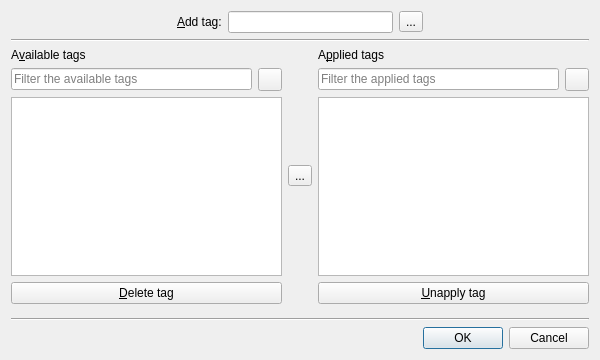
debian-calibre/calibre, file src/calibre/gui2/dialogs/tag_editor.ui: the form before one commit.
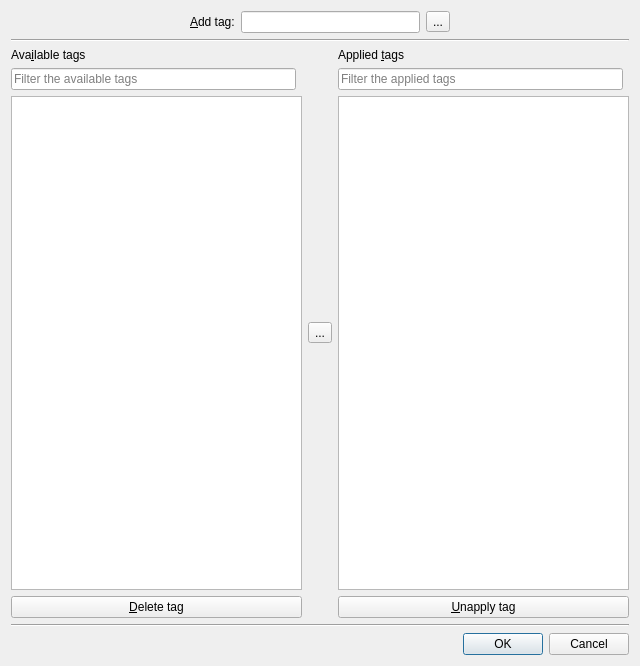
The form after the commit. Icons and pictures are not drawn. Custom widgets are drawn as their Qt base class.

The edit to the form file:
```diff
--- a/src/calibre/gui2/dialogs/tag_editor.ui
+++ b/src/calibre/gui2/dialogs/tag_editor.ui
@@ -6,8 +6,8 @@
    <rect>
     <x>0</x>
     <y>0</y>
-    <width>600</width>
-    <height>360</height>
+    <width>640</width>
+    <height>666</height>
    </rect>
   </property>
   <property name="windowTitle">
@@ -89,48 +89,20 @@
     </widget>
    </item>
    <item>
-    <layout class="QHBoxLayout" name="horizontalLayout_2">
-     <property name="bottomMargin">
-      <number>8</number>
-     </property>
-     <item>
-      <layout class="QVBoxLayout" name="verticalLayout_2">
-       <item>
-        <widget class="QLabel" name="label">
-         <property name="text">
-          <string>A&amp;vailable tags</string>
-         </property>
-         <property name="buddy">
-          <cstring>available_tags</cstring>
-         </property>
-        </widget>
-       </item>
-       <item>
         <layout class="QHBoxLayout" name="horizontalLayout">
          <item>
+      <layout class="QGridLayout" name="gridLayout">
+       <item row="1" column="0">
           <widget class="QLineEdit" name="available_filter_input">
            <property name="placeholderText">
             <string>Filter the available tags</string>
            </property>
-          </widget>
-         </item>
-         <item>
-          <widget class="QToolButton" name="available_filter_input_clear_btn">
-           <property name="toolTip">
-            <string>Clear the available tags filter input field</string>
-           </property>
-           <property name="text">
-            <string/>
-           </property>
-           <property name="icon">
-            <iconset resource="../../../../resources/images.qrc">
-             <normaloff>:/images/clear_left.png</normaloff>:/images/clear_left.png</iconset>
-           </property>
-          </widget>
-         </item>
-        </layout>
-       </item>
-       <item>
+         <property name="clearButtonEnabled">
+          <bool>true</bool>
+         </property>
+        </widget>
+       </item>
+       <item row="2" column="0" colspan="2">
         <widget class="QListWidget" name="available_tags">
          <property name="alternatingRowColors">
           <bool>true</bool>
@@ -143,7 +115,7 @@
          </property>
         </widget>
        </item>
-       <item>
+       <item row="3" column="0" colspan="2">
         <widget class="QPushButton" name="delete_button">
          <property name="toolTip">
           <string>Delete tag from database. This will unapply the tag from all books and then remove it from the database.</string>
@@ -157,6 +129,16 @@
          </property>
         </widget>
        </item>
+       <item row="0" column="0" colspan="2">
+        <widget class="QLabel" name="label">
+         <property name="text">
+          <string>Ava&amp;ilable tags</string>
+         </property>
+         <property name="buddy">
+          <cstring>available_tags</cstring>
+         </property>
+        </widget>
+       </item>
       </layout>
      </item>
      <item>
@@ -174,43 +156,18 @@
       </widget>
      </item>
      <item>
-      <layout class="QVBoxLayout" name="verticalLayout_3">
-       <item>
-        <widget class="QLabel" name="label_2">
-         <property name="text">
-          <string>A&amp;pplied tags</string>
-         </property>
-         <property name="buddy">
-          <cstring>applied_tags</cstring>
-         </property>
-        </widget>
-       </item>
-       <item>
-        <layout class="QHBoxLayout" name="horizontalLayout_3">
-         <item>
+      <layout class="QGridLayout" name="gridLayout_2">
+       <item row="1" column="0">
           <widget class="QLineEdit" name="applied_filter_input">
            <property name="placeholderText">
             <string>Filter the applied tags</string>
            </property>
-          </widget>
-         </item>
-         <item>
-          <widget class="QToolButton" name="applied_filter_input_clear_btn">
-           <property name="toolTip">
-            <string>Clear the applied tags filter input field</string>
-           </property>
-           <property name="text">
-            <string/>
-           </property>
-           <property name="icon">
-            <iconset resource="../../../../resources/images.qrc">
-             <normaloff>:/images/clear_left.png</normaloff>:/images/clear_left.png</iconset>
-           </property>
-          </widget>
-         </item>
-        </layout>
-       </item>
-       <item>
+         <property name="clearButtonEnabled">
+          <bool>true</bool>
+         </property>
+        </widget>
+       </item>
+       <item row="2" column="0" colspan="2">
         <widget class="QListWidget" name="applied_tags">
          <property name="alternatingRowColors">
           <bool>true</bool>
@@ -223,7 +180,17 @@
          </property>
         </widget>
        </item>
-       <item>
+       <item row="0" column="0" colspan="2">
+        <widget class="QLabel" name="label_2">
+         <property name="text">
+          <string>Applied &amp;tags</string>
+         </property>
+         <property name="buddy">
+          <cstring>applied_tags</cstring>
+         </property>
+        </widget>
+       </item>
+       <item row="3" column="0" colspan="2">
         <widget class="QPushButton" name="unapply_button">
          <property name="toolTip">
           <string>Unapply (remove) tag from current book</string>
```
Left out of the diff: 2 changed lines with no effect on the pictures. Lines whose indentation alone changed are shown as unchanged.
